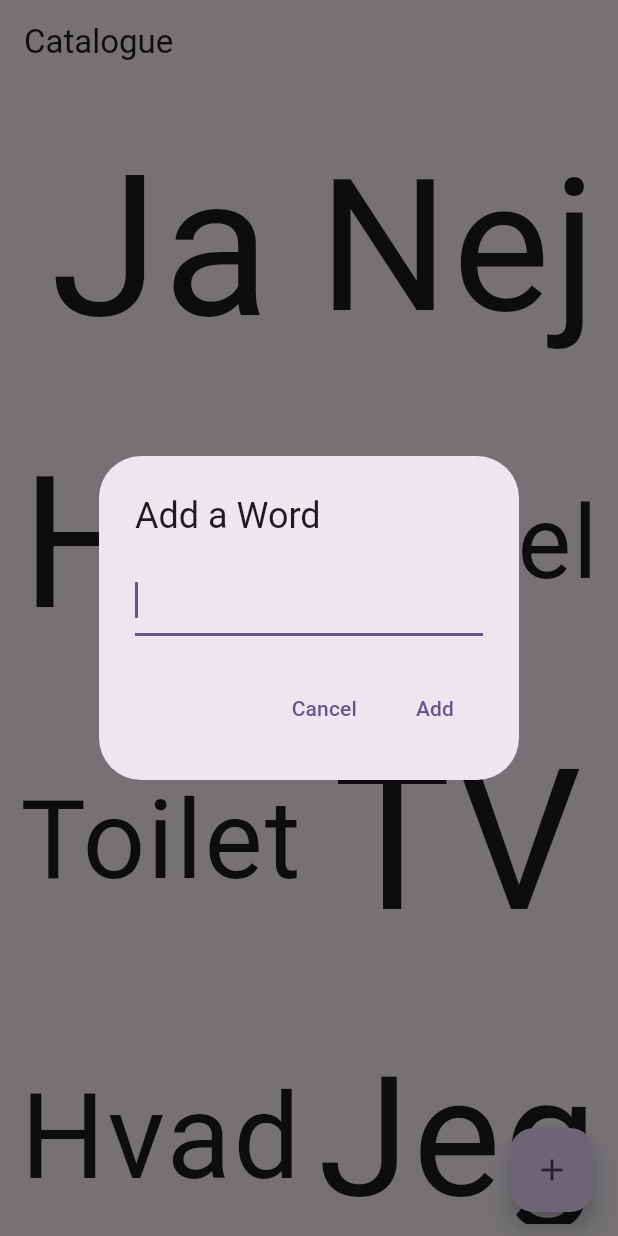
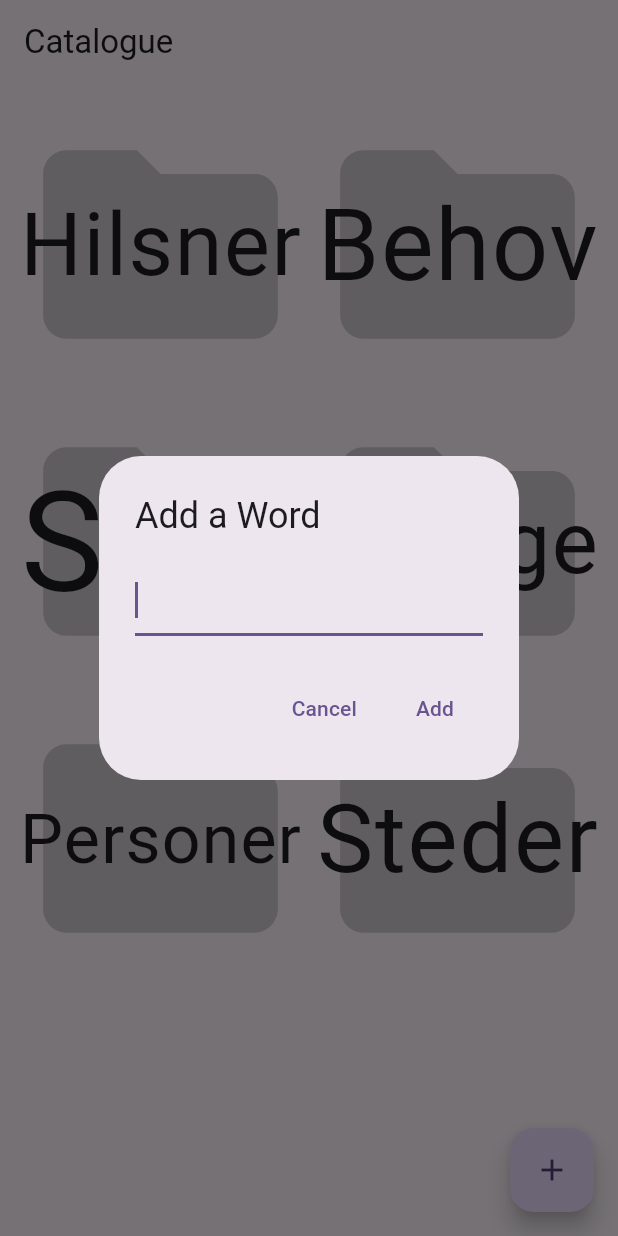
Before and after one commit to CapnOdin/SpeechHelper, a Flutter app: the screen it shows after launch, after a tap on the "add" icon, on a phone screen of 412 x 824 dp. Run offline on Flutter 3.47's test engine with Material 3 defaults, Android fonts, the light colour scheme and no system bars; our stand-ins replace flutter_tts.

Commit message:
Added support for categories

```diff
--- a/lib/main.dart
+++ b/lib/main.dart
@@ -62,7 +62,7 @@ class _MyHomePageState extends State<MyHomePage> {
 	WordCatalogueModel? wordCatalogueModel;
 
 	Future<void> _buttonClicked(BuildContext context) {
-		GlobalKey<EditableTextState> wordKey = GlobalKey(debugLabel: "wordCatalogueKey");
+		GlobalKey<EditableTextState> wordKey = GlobalKey(debugLabel: "wordKey");
 		final myController = TextEditingController();
 		return showDialog<void>(
 			context: context,
@@ -99,20 +99,88 @@ class _MyHomePageState extends State<MyHomePage> {
 	@override
 	Widget build(BuildContext context) {
 		wordCatalogueModel ??= WordCatalogueModel(
-			wordLst: [	WordModel(word: "Ja"),
-						WordModel(word: "Nej"),
-						WordModel(word: "Hej"),
-						WordModel(word: "Farvel"),
-						WordModel(word: "Toilet"),
-						WordModel(word: "TV"),
-						WordModel(word: "Hvad"),
-						WordModel(word: "Jeg"),
-						WordModel(word: "Du"),
-						WordModel(word: "Gå"),
-						WordModel(word: "Stue"),
-						WordModel(word: "Drikke"),
-						WordModel(word: "Spise"),
-						WordModel(word: "Hjælp")],
+			name: "Catalogue",
+			wordLst: [],
+			subCatalogues: [
+				WordCatalogueModel(
+					name: "Hilsner",
+					wordLst: [	WordModel(word: "Hej"),
+								WordModel(word: "Farvel"),
+								WordModel(word: "Godag"),
+								WordModel(word: "Vi Ses"),
+								WordModel(word: "Hej Halv Øje"),
+					],
+					subCatalogues: [],
+					callback: () => setState(() {}),
+					isSubCatalogue: true
+				),
+				WordCatalogueModel(
+					name: "Behov",
+					wordLst: [	WordModel(word: "Hjælp"),
+								WordModel(word: "Sulten"),
+								WordModel(word: "Tørstig"),
+								WordModel(word: "På Toilettet"),
+								WordModel(word: "Tisse"),
+								WordModel(word: "Lort"),
+								WordModel(word: "Træt"),
+								WordModel(word: "TV"),
+								WordModel(word: "Fred"),
+					],
+					subCatalogues: [],
+					callback: () => setState(() {}),
+					isSubCatalogue: true
+				),
+				WordCatalogueModel(
+					name: "Svar",
+					wordLst: [	WordModel(word: "Ja"),
+								WordModel(word: "Nej"),
+								WordModel(word: "Måske"),
+								WordModel(word: "Ved Ikke"),
+					],
+					subCatalogues: [],
+					callback: () => setState(() {}),
+					isSubCatalogue: true
+				),
+				WordCatalogueModel(
+					name: "Spørge",
+					wordLst: [	WordModel(word: "Hvad"),
+								WordModel(word: "Hvem"),
+								WordModel(word: "Hvor"),
+								WordModel(word: "Hvordan"),
+								WordModel(word: "Hvorfor"),
+								WordModel(word: "Hvornår"),
+					],
+					subCatalogues: [],
+					callback: () => setState(() {}),
+					isSubCatalogue: true
+				),
+				WordCatalogueModel(
+					name: "Personer",
+					wordLst: [	WordModel(word: "Jeg"),
+								WordModel(word: "Du"),
+								WordModel(word: "Vi"),
+								WordModel(word: "Jer"),
+								WordModel(word: "I"),
+								WordModel(word: "Mig"),
+					],
+					subCatalogues: [],
+					callback: () => setState(() {}),
+					isSubCatalogue: true
+				),
+				WordCatalogueModel(
+					name: "Steder",
+					wordLst: [	WordModel(word: "Toilet"),
+								WordModel(word: "Stue"),
+								WordModel(word: "Lejlighed"),
+								WordModel(word: "Skov"),
+								WordModel(word: "Sø"),
+					],
+					subCatalogues: [],
+					callback: () => setState(() {}),
+					isSubCatalogue: true
+				),
+
+			],
 			callback: () => setState(() {})
 		);
 		return AppScreen(title: const Text("Catalogue"),
--- a/lib/word_catalogue_view.dart
+++ b/lib/word_catalogue_view.dart
@@ -2,6 +2,7 @@
 import 'dart:convert';
 import 'dart:io';
 
+import 'package:speech_helper/app_screen.dart';
 import 'package:speech_helper/util.dart';
 
 import 'package:flutter/material.dart';
@@ -42,31 +43,90 @@ class WordCatalogueState extends State<WordCatalogue> {
 		Util.logD("_catalogue");
 		return LayoutBuilder(builder: (context, constraints) {
 			return GridView.builder(
-				itemCount: widget.model.wordLst.length,
+				itemCount: widget.model.wordLst.length + widget.model.subCatalogues.length + (widget.model.isSubCatalogue ? 1 : 0),
 				gridDelegate: SliverGridDelegateWithFixedCrossAxisCount(crossAxisCount: constraints.maxWidth > 700 ? 4 : 2),
 				itemBuilder: (_, int index) {
+					// Adding the back button if this is a subcatalogue
+					if(index == 0 && widget.model.isSubCatalogue) {
+						return tileWidgit(
+							//color: Colors.grey.withOpacity(0.50),
+							children: [
+								FittedBox(fit: BoxFit.contain, clipBehavior: Clip.hardEdge, child: Icon(Icons.circle, color: Colors.grey.withOpacity(0.50))),
+								const FittedBox(fit: BoxFit.contain, clipBehavior: Clip.hardEdge, child: Icon(Icons.arrow_back)),
+								Material(color: Colors.transparent,
+									child: InkWell(
+										onTap: () => Navigator.pop(context),
+										onLongPress: () => Navigator.pop(context),
+									),
+								),
+							]
+						);
+					}
+					// Adding any subcatalogues
+					if(getIndex(index) < 0) {
+						return tileWidgit(
+							children: [
+								FittedBox(fit: BoxFit.contain, clipBehavior: Clip.hardEdge, child: Icon(Icons.folder, color: Colors.grey.withOpacity(0.50))),
+								FittedBox(fit: BoxFit.contain, clipBehavior: Clip.hardEdge, child: Text(widget.model.subCatalogues[index - (widget.model.isSubCatalogue ? 1 : 0)].name)),
+								Material(color: Colors.transparent,
+									child: InkWell(
+										onTap: () => {
+											Navigator.push(
+												context,
+												MaterialPageRoute(builder: (context) =>
+													AppScreen(
+														body: Padding(padding: const EdgeInsets.all(8.0),
+															child: WordCatalogue(
+																model: widget.model.subCatalogues[index - (widget.model.isSubCatalogue ? 1 : 0)],
+																onChoice: null,
+															)
+														),
+														title: Text(widget.model.subCatalogues[index - (widget.model.isSubCatalogue ? 1 : 0)].name),
+													)
+												),
+											).then((value) => setState(() {},))
+										},
+										onLongPress: () => Navigator.pop(context),
+									),
+								),
+							]
+						);
+					}
+					// Adding all the words
+					return tileWidgit(
+						children: [
+							wordWidgit(widget.model.wordLst[getIndex(index)]),
+							Material(color: Colors.transparent,
+								child: InkWell(
+									onTap: () => _toggle(widget.model.wordLst[getIndex(index)]),
+									onLongPress: () => _toggle(widget.model.wordLst[getIndex(index)]),
+									//onLongPress: () => _wordSelected(context, index),
+								),
+							),
+						]
+					);
+				}
+			);
+		});
+	}
+
+	int getIndex(int index) {
+		return index - widget.model.subCatalogues.length - (widget.model.isSubCatalogue ? 1 : 0);
+	}
+
+	Widget tileWidgit({List<Widget> children = const <Widget>[], Color? color}) {
 		return GridTile(
 			child: Center(
 				child: Container(
 					margin: const EdgeInsets.only(left:5, top:5, right:5, bottom:5),
+					color: color,
 					child: Stack(
 						fit: StackFit.expand,
-									children: [
-										wordWidgit(widget.model.wordLst[index]),
-										Material(color: Colors.transparent,
-											child: InkWell(
-												onTap: () => _toggle(widget.model.wordLst[index]),
-												onLongPress: () => _wordSelected(context, index),
+						children: children,
 					),
-										),
-									],
-								)
 				)
 			)
 		);
-				}
-			);
-		});
 	}
 
 	void addNewWord(String word) {
@@ -164,11 +224,14 @@ class WordCatalogueState extends State<WordCatalogue> {
 }
 
 class WordCatalogueModel {
+	final String name;
 	final List<WordModel> wordLst;
+	final List<WordCatalogueModel> subCatalogues;
+	final bool isSubCatalogue;
 
 	String _appDocPath = "";
 
-	WordCatalogueModel({required this.wordLst, required Function() callback}) {
+	WordCatalogueModel({required this.name, required this.wordLst, required this.subCatalogues, required Function() callback, this.isSubCatalogue = false}) {
 		_setAppDocPath(callback);
 	}
 
@@ -180,6 +243,7 @@ class WordCatalogueModel {
 	}
 
 	Future<void> _loadJson(Function() callback) async {
+		if(!isSubCatalogue) {
 			File f = File("$_appDocPath/words.json");
 			f.exists().then((exists) {
 				if(exists) {
@@ -197,6 +261,7 @@ class WordCatalogueModel {
 					Util.log("Words Not Found: ${f.path}");
 				}
 			});
+		}
 	}
 
 	void _saveJson() async {
```
Lines whose indentation alone changed are shown as unchanged.
